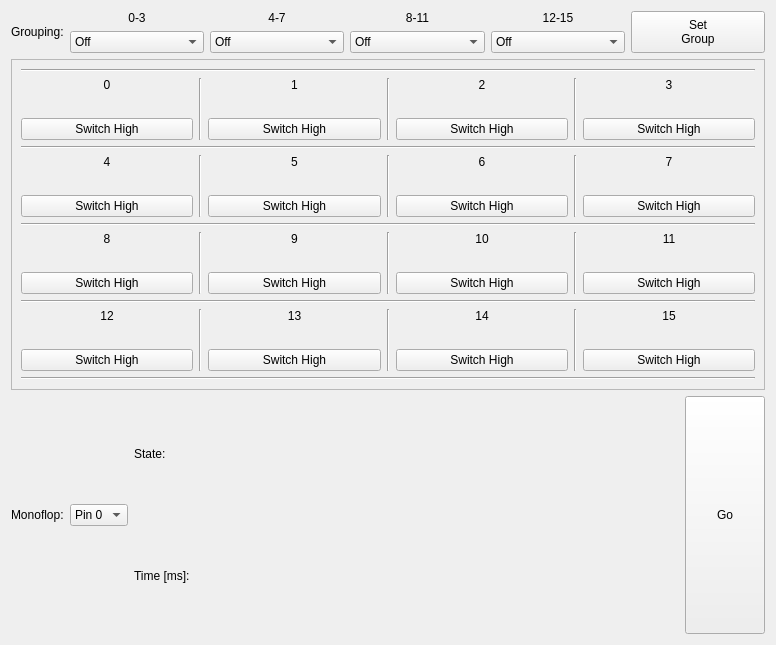
Old version of the form src/brickv/plugin_system/plugins/industrial_digital_out_4/ui/industrial_digital_out_4.ui in the repository Tinkerforge/brickv.
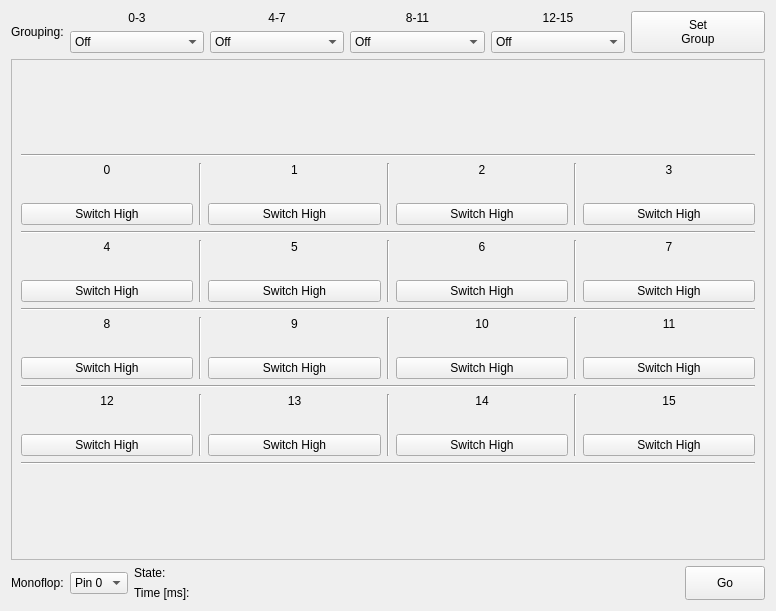
New version of the form.

Commit message: ido4: Fix layout stretch

```diff
--- a/src/brickv/plugin_system/plugins/industrial_digital_out_4/ui/industrial_digital_out_4.ui
+++ b/src/brickv/plugin_system/plugins/industrial_digital_out_4/ui/industrial_digital_out_4.ui
@@ -7,7 +7,7 @@
     <x>0</x>
     <y>0</y>
     <width>776</width>
-    <height>645</height>
+    <height>611</height>
    </rect>
   </property>
   <property name="windowTitle">
@@ -219,6 +219,12 @@
    </item>
    <item>
     <widget class="QScrollArea" name="scrollArea">
+     <property name="sizePolicy">
+      <sizepolicy hsizetype="Expanding" vsizetype="Expanding">
+       <horstretch>0</horstretch>
+       <verstretch>1</verstretch>
+      </sizepolicy>
+     </property>
      <property name="widgetResizable">
       <bool>true</bool>
      </property>
@@ -228,7 +234,7 @@
         <x>0</x>
         <y>0</y>
         <width>756</width>
-        <height>413</height>
+        <height>473</height>
        </rect>
       </property>
       <layout class="QVBoxLayout" name="verticalLayout_24">
```
